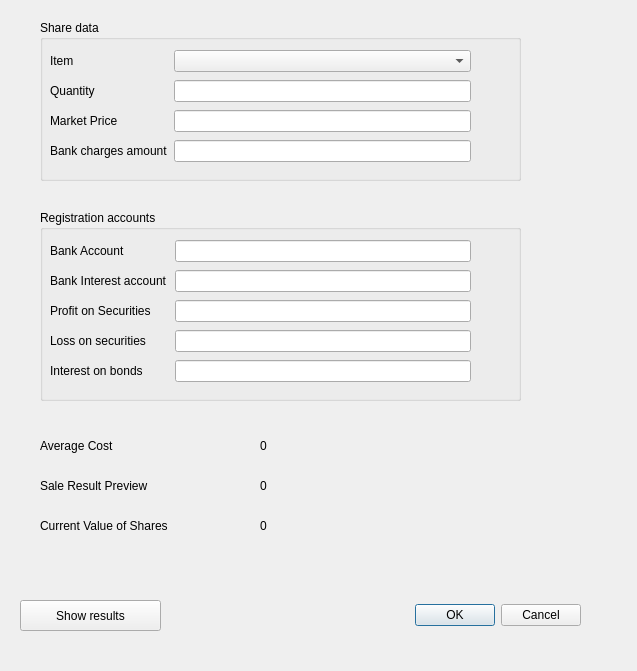
Above: report/accounting/asset_management/ch.banana.portfolio.management.sales.dialog.ui from BananaAccounting/Universal before the change. Below: the same form after it.
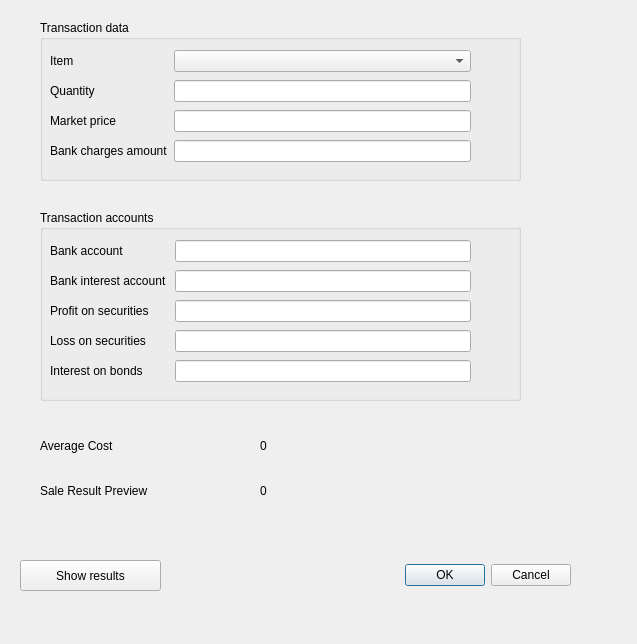
That is the form after the change.

Commit message: aggiorna estensione portfolio management

The edit to the form file:
```diff
--- a/report/accounting/asset_management/ch.banana.portfolio.management.sales.dialog.ui
+++ b/report/accounting/asset_management/ch.banana.portfolio.management.sales.dialog.ui
@@ -7,7 +7,7 @@
     <x>0</x>
     <y>0</y>
     <width>637</width>
-    <height>671</height>
+    <height>644</height>
    </rect>
   </property>
   <property name="windowTitle">
@@ -16,8 +16,8 @@
   <widget class="QDialogButtonBox" name="cancel_button">
    <property name="geometry">
     <rect>
-     <x>240</x>
-     <y>600</y>
+     <x>230</x>
+     <y>560</y>
      <width>341</width>
      <height>31</height>
     </rect>
@@ -39,7 +39,7 @@
     </rect>
    </property>
    <property name="title">
-    <string>Share data</string>
+    <string>Transaction data</string>
    </property>
    <widget class="QWidget" name="formLayoutWidget">
     <property name="geometry">
@@ -77,7 +77,7 @@
      <item row="2" column="0">
       <widget class="QLabel" name="marketPrice_label">
        <property name="text">
-        <string>Market Price</string>
+        <string>Market price</string>
        </property>
       </widget>
      </item>
@@ -107,7 +107,7 @@
     </rect>
    </property>
    <property name="title">
-    <string>Registration accounts</string>
+    <string>Transaction accounts</string>
    </property>
    <widget class="QWidget" name="formLayoutWidget_2">
     <property name="geometry">
@@ -128,7 +128,7 @@
      <item row="0" column="0">
       <widget class="QLabel" name="bankAccount_label">
        <property name="text">
-        <string>Bank Account</string>
+        <string>Bank account</string>
        </property>
       </widget>
      </item>
@@ -138,7 +138,7 @@
      <item row="1" column="0">
       <widget class="QLabel" name="BankInterest_label">
        <property name="text">
-        <string>Bank Interest account</string>
+        <string>Bank interest account</string>
        </property>
       </widget>
      </item>
@@ -148,7 +148,7 @@
      <item row="2" column="0">
       <widget class="QLabel" name="ProfitOnSecurities_label">
        <property name="text">
-        <string>Profit on Securities</string>
+        <string>Profit on securities</string>
        </property>
       </widget>
      </item>
@@ -182,7 +182,7 @@
    <property name="geometry">
     <rect>
      <x>20</x>
-     <y>600</y>
+     <y>560</y>
      <width>141</width>
      <height>31</height>
     </rect>
@@ -197,7 +197,7 @@
      <x>40</x>
      <y>460</y>
      <width>211</width>
-     <height>51</height>
+     <height>61</height>
     </rect>
    </property>
    <property name="text">
@@ -210,7 +210,7 @@
      <x>260</x>
      <y>460</y>
      <width>221</width>
-     <height>51</height>
+     <height>61</height>
     </rect>
    </property>
    <property name="text">
@@ -243,32 +243,6 @@
     <string>0</string>
    </property>
   </widget>
-  <widget class="QLabel" name="currentValueOfSharesTitle_label">
-   <property name="geometry">
-    <rect>
-     <x>40</x>
-     <y>500</y>
-     <width>201</width>
-     <height>51</height>
-    </rect>
-   </property>
-   <property name="text">
-    <string>Current Value of Shares </string>
-   </property>
-  </widget>
-  <widget class="QLabel" name="currentValueOfShares_label">
-   <property name="geometry">
-    <rect>
-     <x>260</x>
-     <y>500</y>
-     <width>231</width>
-     <height>51</height>
-    </rect>
-   </property>
-   <property name="text">
-    <string>0</string>
-   </property>
-  </widget>
  </widget>
  <resources/>
  <connections>
```
Left out of the diff: 2 changed lines with no effect on the pictures. The commit also changes 9 other files.
